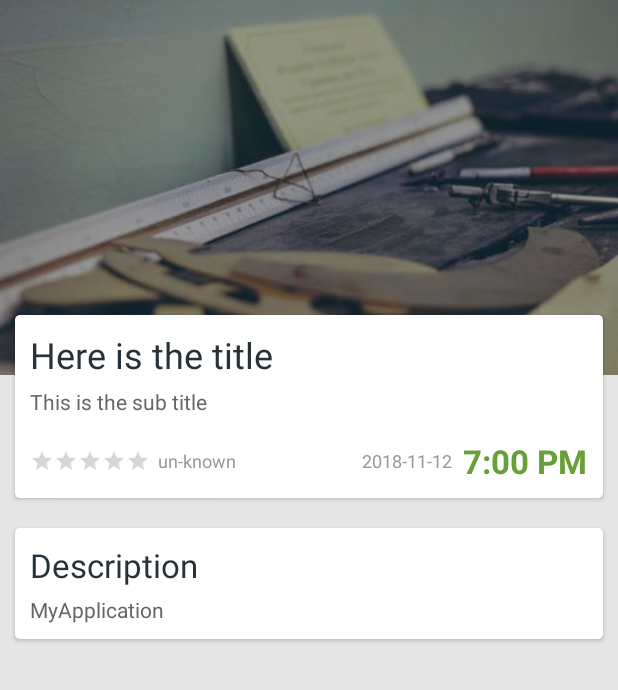
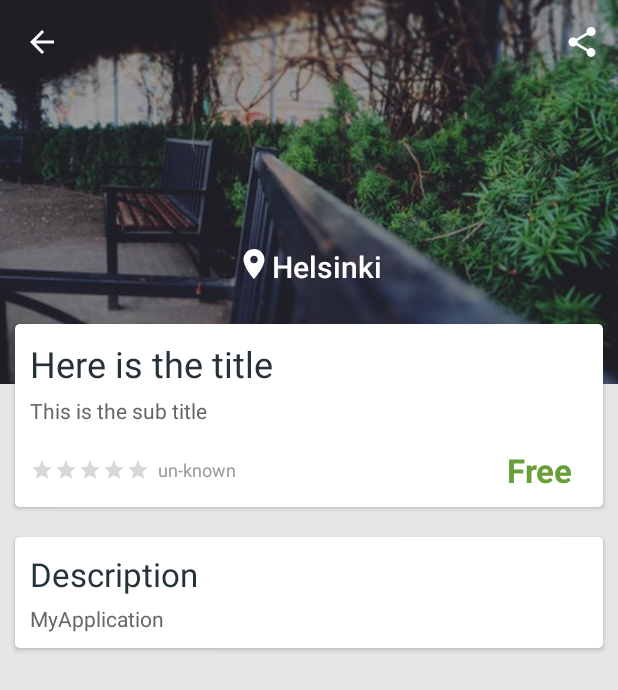
Before and after one commit to HaoZhang95/HiSocial, an Android app: the DetailsActivity screen opened directly, with no data from a screen before it, on a phone screen of 412 x 824 dp. Shown: the top 690 px of the screen. Run offline under Robolectric (Android 15) with nearby library versions, the phone set to English and light mode, and no system bars; libraries missing offline, so code that uses them is left out: com.wdullaer.materialdatetimepicker; pictures from the network do not load; 7 statements that could not run were skipped.

Commit message:
详情界面的ToolBar的添加

```diff
--- a/HiSocial/app/src/main/java/idk/metropolia/fi/myapplication/activity/DetailsActivity.kt
+++ b/HiSocial/app/src/main/java/idk/metropolia/fi/myapplication/activity/DetailsActivity.kt
@@ -2,8 +2,12 @@ package idk.metropolia.fi.myapplication.activity
 
 import android.os.Bundle
 import android.support.v7.app.AppCompatActivity
+import android.support.v7.widget.Toolbar
+import android.view.Menu
+import android.view.MenuItem
 import android.view.View
 import android.widget.ImageView
+import android.widget.Toast
 import idk.metropolia.fi.myapplication.R
 import idk.metropolia.fi.myapplication.model.SearchEventsResultObject.SingleBeanInSearch
 import idk.metropolia.fi.myapplication.utils.Tools
@@ -25,7 +29,16 @@ class DetailsActivity: AppCompatActivity() {
         parent_view = findViewById(R.id.parent_view)
 
         iv_details = findViewById(R.id.iv_details)
+        initToolbar()
         initComponent()
+    }
+
+    private fun initToolbar() {
+        val toolbar = findViewById(R.id.toolbar) as Toolbar
+        toolbar.setNavigationIcon(R.drawable.ic_back)
+        setSupportActionBar(toolbar)
+        supportActionBar!!.title = null
+        supportActionBar!!.setDisplayHomeAsUpEnabled(true)
     }
 
     private fun initComponent() {
@@ -36,10 +49,11 @@ class DetailsActivity: AppCompatActivity() {
             Tools.displayImageOriginal(this, iv_details, R.drawable.not_found)
         }
         tv_title.text = obj.name.fi
+
+        tv_location.text = "Helsinki"
+        tv_price.text = "Free"
+
         tv_subtitle.text = obj.shortDescription.fi
-        tv_Time.text = Tools.convertToHHMM(obj.startTime)
-        tv_day.text = Tools.convertToYYYYMMDD(obj.startTime)
-
         if (obj.score != 0.0) {
             tv_score.text = "${obj.score.toString().slice(0..3)} / 10"
             rb_score.rating = obj.score.toFloat() / 2
@@ -50,4 +64,18 @@ class DetailsActivity: AppCompatActivity() {
         tv_desc.text = obj.description.toString()
     }
 
+    override fun onCreateOptionsMenu(menu: Menu): Boolean {
+        menuInflater.inflate(R.menu.menu_details, menu)
+        return true
+    }
+
+    override fun onOptionsItemSelected(item: MenuItem): Boolean {
+        if (item.itemId == android.R.id.home) {
+            finish()
+        } else {
+            Toast.makeText(applicationContext, item.title, Toast.LENGTH_SHORT).show()
+        }
+        return super.onOptionsItemSelected(item)
+    }
+
 }
--- /dev/null
+++ b/HiSocial/app/src/main/res/drawable/ic_back.xml
@@ -0,0 +1,5 @@
+<vector android:height="24dp" android:tint="#FFFFFF"
+    android:viewportHeight="24.0" android:viewportWidth="24.0"
+    android:width="24dp" xmlns:android="http://schemas.android.com/apk/res/android">
+    <path android:fillColor="#FF000000" android:pathData="M20,11H7.83l5.59,-5.59L12,4l-8,8 8,8 1.41,-1.41L7.83,13H20v-2z"/>
+</vector>
--- /dev/null
+++ b/HiSocial/app/src/main/res/drawable/ic_bookmark.xml
@@ -0,0 +1,5 @@
+<vector android:height="24dp" android:tint="#FFFFFF"
+    android:viewportHeight="24.0" android:viewportWidth="24.0"
+    android:width="24dp" xmlns:android="http://schemas.android.com/apk/res/android">
+    <path android:fillColor="#FF000000" android:pathData="M17,3L7,3c-1.1,0 -1.99,0.9 -1.99,2L5,21l7,-3 7,3L19,5c0,-1.1 -0.9,-2 -2,-2zM17,18l-5,-2.18L7,18L7,5h10v13z"/>
+</vector>
--- a/HiSocial/app/src/main/res/layout/activity_details.xml
+++ b/HiSocial/app/src/main/res/layout/activity_details.xml
@@ -20,14 +20,93 @@
             android:layout_height="wrap_content"
             android:orientation="vertical">
 
-            <ImageView
-                android:id="@+id/iv_details"
+            <android.support.design.widget.AppBarLayout
+                android:id="@+id/app_bar_layout"
                 android:layout_width="match_parent"
-                android:layout_height="250dp"
-                android:foreground="@color/overlay_dark_30"
-                android:scaleType="centerCrop"
-                android:src="@drawable/image_2"
-                app:layout_collapseMode="parallax" />
+                android:layout_height="256dp"
+                android:fitsSystemWindows="true"
+                android:theme="@style/ThemeOverlay.AppCompat.Dark.ActionBar">
+
+                <android.support.design.widget.CollapsingToolbarLayout
+                    android:id="@+id/collapsing_toolbar"
+                    android:layout_width="match_parent"
+                    android:layout_height="match_parent"
+                    android:fitsSystemWindows="true"
+                    app:contentScrim="?attr/colorPrimary"
+                    app:expandedTitleTextAppearance="@style/TextAppearance.AppCompat.Title"
+                    app:layout_scrollFlags="scroll|enterAlwaysCollapsed"
+                    app:titleEnabled="false">
+
+                    <ImageView
+                        android:id="@+id/iv_details"
+                        android:layout_width="match_parent"
+                        android:layout_height="match_parent"
+                        android:fitsSystemWindows="true"
+                        android:scaleType="centerCrop"
+                        android:src="@drawable/image_8"
+                        app:layout_collapseMode="parallax" />
+
+                    <View
+                        android:layout_width="match_parent"
+                        android:layout_height="match_parent"
+                        android:background="@color/overlay_dark_40" />
+
+                    <FrameLayout
+                        android:layout_width="match_parent"
+                        android:layout_height="wrap_content">
+
+                        <android.support.v7.widget.Toolbar
+                            android:id="@+id/toolbar"
+                            android:layout_width="match_parent"
+                            android:layout_height="?attr/actionBarSize"
+                            app:contentInsetStartWithNavigation="0dp"
+                            app:popupTheme="@style/ThemeOverlay.AppCompat.Light" />
+
+                    </FrameLayout>
+
+                    <LinearLayout
+                        android:layout_width="wrap_content"
+                        android:layout_height="wrap_content"
+                        android:layout_marginLeft="@dimen/spacing_middle"
+                        android:layout_marginRight="@dimen/spacing_middle"
+                        android:layout_gravity="center"
+                        android:gravity="center"
+                        android:orientation="vertical">
+
+                        <ImageView
+                            android:layout_width="100dp"
+                            android:layout_height="100dp"/>
+
+                        <View
+                            android:layout_width="@dimen/spacing_middle"
+                            android:layout_height="0dp" />
+
+                        <LinearLayout
+                            android:layout_width="wrap_content"
+                            android:layout_height="wrap_content">
+
+                            <ImageView
+                                android:layout_width="wrap_content"
+                                android:layout_height="wrap_content"
+                                android:src="@drawable/ic_location" />
+
+                            <TextView
+                                android:id="@+id/tv_location"
+                                android:layout_width="wrap_content"
+                                android:layout_height="wrap_content"
+                                android:maxLines="3"
+                                android:text="@string/titleStr"
+                                android:textAppearance="@style/Base.TextAppearance.AppCompat.Title"
+                                android:textColor="@android:color/white" />
+
+                        </LinearLayout>
+
+
+                    </LinearLayout>
+
+                </android.support.design.widget.CollapsingToolbarLayout>
+
+            </android.support.design.widget.AppBarLayout>
 
             <android.support.v7.widget.CardView
                 android:layout_width="match_parent"
@@ -93,27 +172,12 @@
                             android:layout_width="0dp"
                             android:layout_height="0dp"
                             android:layout_weight="1" />
-
                         <TextView
-                            android:id="@+id/tv_day"
+                            android:id="@+id/tv_price"
                             android:layout_width="wrap_content"
                             android:layout_height="wrap_content"
-                            android:layout_marginLeft="@dimen/spacing_medium"
-                            android:layout_marginStart="@dimen/spacing_medium"
-                            android:text="2018-11-12"
-                            android:textAppearance="@style/TextAppearance.AppCompat.Caption"
-                            android:textColor="@color/grey_40" />
-
-                        <View
-                            android:layout_width="0dp"
-                            android:layout_height="0dp"
-                            android:layout_weight="0.1" />
-
-                        <TextView
-                            android:id="@+id/tv_Time"
-                            android:layout_width="wrap_content"
-                            android:layout_height="wrap_content"
-                            android:text="7:00 PM"
+                            android:text="Free"
+                            android:paddingRight="@dimen/spacing_middle"
                             android:textAppearance="@style/TextAppearance.AppCompat.Large"
                             android:textColor="@color/light_green_700"
                             android:textStyle="bold" />
--- /dev/null
+++ b/HiSocial/app/src/main/res/menu/menu_details.xml
@@ -0,0 +1,11 @@
+<?xml version="1.0" encoding="utf-8"?>
+<menu xmlns:android="http://schemas.android.com/apk/res/android"
+    xmlns:app="http://schemas.android.com/apk/res-auto">
+
+    <item
+        android:id="@+id/action_search"
+        android:icon="@drawable/ic_share"
+        android:orderInCategory="100"
+        android:title="Share"
+        app:showAsAction="always" />
+</menu>
```
